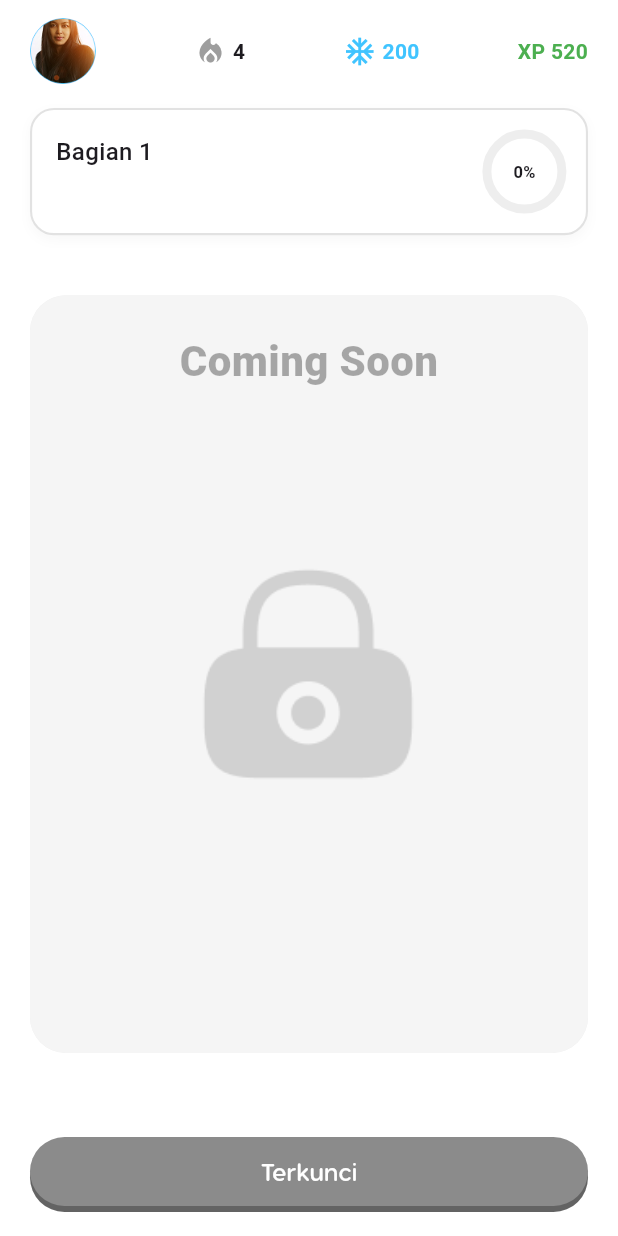
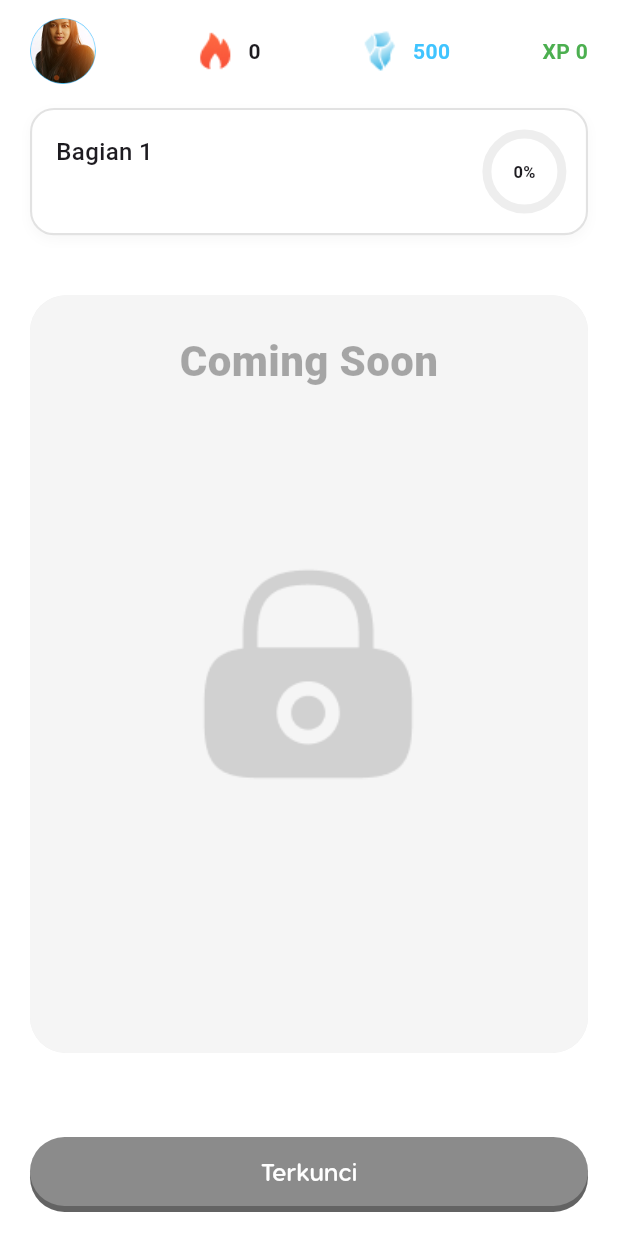
Before and after one commit to chindomiegoreng/mintrix, a Flutter app: the GameDetailPage screen opened directly with empty values, on a phone screen of 412 x 824 dp. Run offline on Flutter 3.47's test engine with Material 3 defaults, Android fonts, the phone set to English and light mode, and no system bars; our stand-ins replace bloc, cached_network_image, chewie, dio, equatable, firebase_auth and 10 more; missing offline and left inert: flutter_pdfview, radar_chart, youtube_explode_dart; accounts and stored records are empty; network calls fail; project files that could hold a hidden picture were left out.

Commit message:
Updated : Login add button daftar, Fetch data from API AppBar at home, game, gamedetail

```diff
--- a/lib/features/game/presentation/pages/game_detail_page.dart
+++ b/lib/features/game/presentation/pages/game_detail_page.dart
@@ -1,7 +1,10 @@
 import 'package:cached_network_image/cached_network_image.dart';
 import 'package:flutter/material.dart';
+import 'package:flutter_bloc/flutter_bloc.dart';
 import 'package:shared_preferences/shared_preferences.dart';
 import 'package:mintrix/features/game/presentation/pages/level_journey_page.dart';
+import 'package:mintrix/features/profile/presentation/bloc/profile_bloc.dart';
+import 'package:mintrix/features/profile/presentation/bloc/profile_state.dart';
 import 'package:mintrix/widgets/buttons.dart';
 
 class GameDetailPage extends StatefulWidget {
@@ -81,7 +84,6 @@ class _GameDetailPageState extends State<GameDetailPage> {
       return [
         {
           "title": "Mencari Hal Yang Kamu Suka",
-          // "dinoImage": "assets/images/dino_daily_mission.png",
           "dinoImage":
               "https://res.cloudinary.com/dy4hqxkv1/image/upload/v1762846604/character13_r0wia5.png",
           "locked": !_isLessonUnlocked(0),
@@ -89,7 +91,6 @@ class _GameDetailPageState extends State<GameDetailPage> {
         },
         {
           "title": "Mengatur Waktu",
-          // "dinoImage": "assets/images/dino_daily_mission.png",
           "dinoImage":
               "https://res.cloudinary.com/dy4hqxkv1/image/upload/v1762846604/character13_r0wia5.png",
           "locked": !_isLessonUnlocked(1),
@@ -97,7 +98,6 @@ class _GameDetailPageState extends State<GameDetailPage> {
         },
         {
           "title": "Berpikir Positif",
-          // "dinoImage": "assets/images/dino_daily_mission.png",
           "dinoImage":
               "https://res.cloudinary.com/dy4hqxkv1/image/upload/v1762846604/character13_r0wia5.png",
           "locked": !_isLessonUnlocked(2),
@@ -245,22 +245,33 @@ class GameHeader extends StatelessWidget {
             radius: 22,
             backgroundImage: AssetImage('assets/images/profile.png'),
           ),
-          Row(
-            children: const [
-              Icon(Icons.local_fire_department, color: Colors.grey, size: 22),
-              SizedBox(width: 4),
+          // ✅ Dynamic Streak Counter dari ProfileBloc
+          BlocBuilder<ProfileBloc, ProfileState>(
+            builder: (context, profileState) {
+              int streakCount = 0;
+
+              if (profileState is ProfileLoaded) {
+                streakCount = profileState.streakCount;
+              }
+
+              return Row(
+                children: [
+                 Image.asset("assets/icons/fire.png", height: 36),
+                  const SizedBox(width: 4),
                   Text(
-                "4",
-                style: TextStyle(fontSize: 14, fontWeight: FontWeight.w600),
+                    "$streakCount",
+                    style: const TextStyle(fontSize: 14, fontWeight: FontWeight.w600),
                   ),
                 ],
+              );
+            },
           ),
           Row(
-            children: const [
-              Icon(Icons.ac_unit, color: Colors.lightBlueAccent, size: 22),
-              SizedBox(width: 4),
-              Text(
-                "200",
+            children: [
+              Image.asset("assets/icons/icon_diamond.png", height: 36),
+              const SizedBox(width: 4),
+              const Text(
+                "500",
                 style: TextStyle(
                   color: Colors.lightBlueAccent,
                   fontSize: 14,
@@ -269,13 +280,23 @@ class GameHeader extends StatelessWidget {
               ),
             ],
           ),
-          const Text(
-            "XP 520",
-            style: TextStyle(
+         BlocBuilder<ProfileBloc, ProfileState>(
+            builder: (context, profileState) {
+              int xpCount = 0;
+
+              if (profileState is ProfileLoaded) {
+                xpCount = profileState.xp;
+              }
+
+              return Text(
+                "XP $xpCount",
+                style: const TextStyle(
                   color: Colors.green,
                   fontSize: 14,
                   fontWeight: FontWeight.w700,
                 ),
+              );
+            },
           ),
         ],
       ),
@@ -417,13 +438,7 @@ class LessonCard extends StatelessWidget {
               Center(
                 child: Padding(
                   padding: const EdgeInsets.only(top: 60),
-                  child:
-                      // Image.asset(
-                      //   dinoImage,
-                      //   height: 300,
-                      //   fit: BoxFit.contain,
-                      // ),
-                      CachedNetworkImage(
+                  child: CachedNetworkImage(
                     imageUrl: dinoImage,
                     width: 220,
                     fit: BoxFit.cover,
--- a/lib/features/profile/presentation/pages/profile_page.dart
+++ b/lib/features/profile/presentation/pages/profile_page.dart
@@ -1,7 +1,6 @@
 import 'package:cached_network_image/cached_network_image.dart';
 import 'package:flutter/material.dart';
 import 'package:flutter_bloc/flutter_bloc.dart';
-import 'package:mintrix/core/models/profile_detail_model.dart'; // ✅ Add this
 import 'package:mintrix/shared/theme.dart';
 import 'package:radar_chart/radar_chart.dart';
 import '../bloc/profile_bloc.dart';
```
Also changed, not shown: lib/features/auth/presentation/pages/login_page.dart (+15 -8 lines), lib/features/game/presentation/pages/game_page.dart (+39 -29 lines), lib/features/home/presentation/pages/home_page.dart (+24 -2 lines), assets/icons/icon_diamond.png (added). Lines whose indentation alone changed are shown as unchanged.
